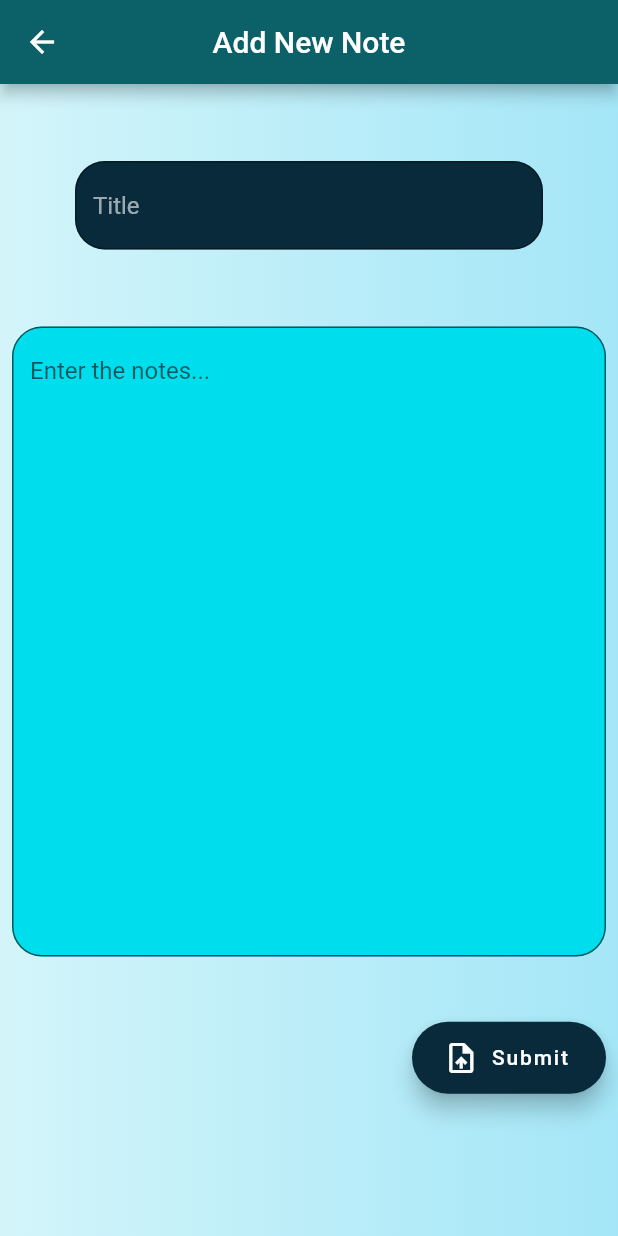
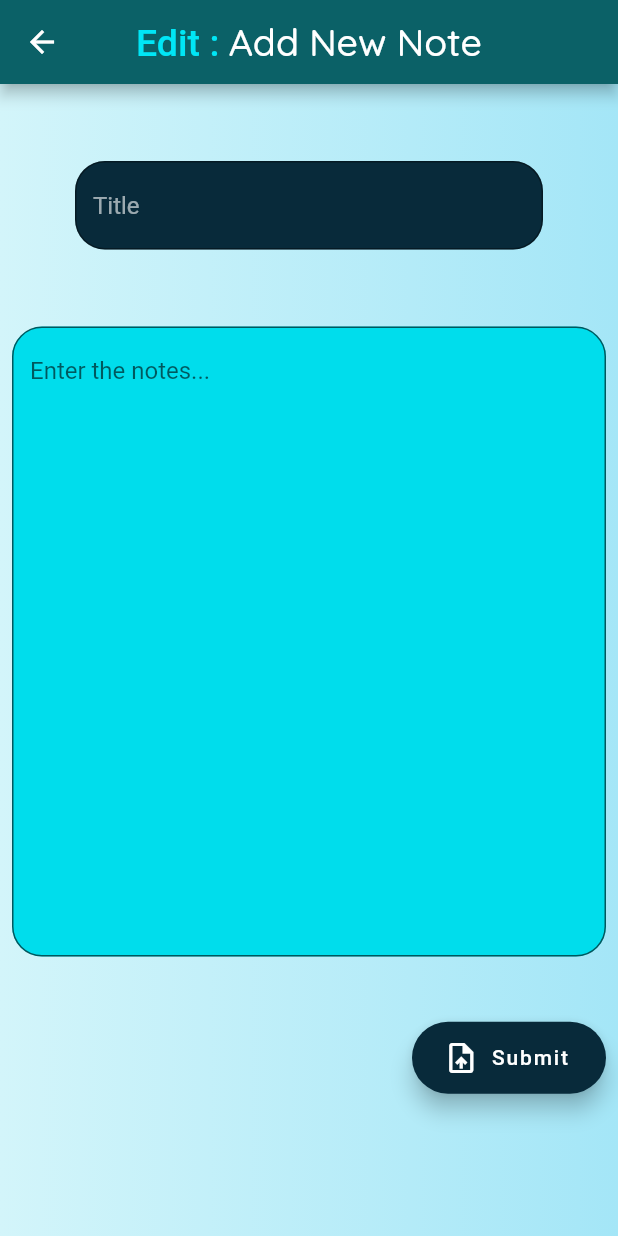
Before and after one commit to Abh1navAbhinav/Notex, a Flutter app: the screen it shows after launch, after a tap on "Add", on a phone screen of 412 x 824 dp. Run offline on Flutter 3.47's test engine with Material 2 defaults, Android fonts, the phone set to English and light mode, and no system bars; our stand-ins replace get, google_fonts, hive, hive_flutter; accounts and stored records are empty.

Commit message:
add and update error

```diff
--- a/lib/database/db_functions.dart
+++ b/lib/database/db_functions.dart
@@ -11,6 +11,7 @@ abstract class NoteDbFunctions {
   Future<List<NoteModel>> getAllNote();
   Future<void> deleteNote(String id);
   Future<void> refreshNoteUi();
+  Future<void> updateNote({required value});
 }
 
 class NoteDb implements NoteDbFunctions {
@@ -25,6 +26,13 @@ class NoteDb implements NoteDbFunctions {
   Future<void> addNoteDb(NoteModel obj) async {
     final dB = await Hive.openBox<NoteModel>(noteDbName);
     await dB.put(obj.id, obj);
+    refreshNoteUi();
+  }
+
+  @override
+  Future<void> updateNote({required value}) async {
+    final dB = await Hive.openBox<NoteModel>(noteDbName);
+    await dB.put(value.id, value);
     refreshNoteUi();
   }
 
--- a/lib/notex_model/note_model.dart
+++ b/lib/notex_model/note_model.dart
@@ -2,7 +2,7 @@ import 'package:hive/hive.dart';
 part 'note_model.g.dart';
 
 @HiveType(typeId: 1)
-class NoteModel extends HiveObject {
+class NoteModel {
   @HiveField(0)
   String id;
 
@@ -17,10 +17,4 @@ class NoteModel extends HiveObject {
     required this.title,
     required this.content,
   });
-  updateNoteDb(NoteModel value) {
-    id = value.id;
-    title = value.title;
-    content = value.content;
-    save();
-  }
 }
--- a/lib/screens/all_in_one.dart
+++ b/lib/screens/all_in_one.dart
@@ -44,15 +44,36 @@ class _AllInOneScreenState extends State<AllInOneScreen> {
         backgroundColor: Colors.transparent,
         appBar: AppBar(
           backgroundColor: const Color.fromARGB(255, 11, 97, 103),
-          title: Text(
-            title,
+          title: Text.rich(
+            TextSpan(
+              children: [
+                !isViewing
+                    ? TextSpan(
+                        text: 'Edit : ',
+                        style: GoogleFonts.signikaNegative(
+                          fontSize: 25,
+                          color: const Color.fromARGB(255, 0, 230, 246),
+                        ),
+                      )
+                    : const TextSpan(
+                        text: '',
+                      ),
+                TextSpan(
+                  text: title,
+                  style: GoogleFonts.quicksand(
+                    fontSize: 25,
+                    color: Colors.white,
+                  ),
+                ),
+              ],
+            ),
           ),
           actions: [
             isViewing
                 ? IconButton(
                     onPressed: () {
                       setState(() {
-                        title = 'Edit: ${widget.model!.title}';
+                        title = widget.model!.title;
                         isEditing = true;
                         isViewing = false;
                       });
@@ -187,7 +208,7 @@ class _AllInOneScreenState extends State<AllInOneScreen> {
       content: noteContent,
     );
     isEditing
-        ? widget.model!.updateNoteDb(noteModel)
+        ? NoteDb.instance.updateNote(value: noteModel)
         : NoteDb.instance.addNoteDb(noteModel);
     NoteDb.instance.refreshNoteUi();
 
--- a/lib/screens/home.dart
+++ b/lib/screens/home.dart
@@ -1,5 +1,6 @@
 import 'package:flutter/material.dart';
 import 'package:get/route_manager.dart';
+import 'package:google_fonts/google_fonts.dart';
 import 'package:notex/database/db_functions.dart';
 import 'package:notex/main.dart';
 import 'package:notex/screens/all_in_one.dart';
@@ -30,16 +31,28 @@ class _HomeScreenState extends State<HomeScreen> {
         backgroundColor: Colors.transparent,
         appBar: AppBar(
           backgroundColor: const Color.fromARGB(255, 11, 97, 103),
-          title: const Text(
-            'NoteX',
+          title: Text.rich(
+            TextSpan(
+              children: [
+                TextSpan(
+                  text: 'Note',
+                  style: GoogleFonts.chewy(
+                    fontSize: 25,
+                    color: const Color.fromARGB(255, 0, 230, 246),
+                  ),
+                ),
+                TextSpan(
+                  text: 'X',
+                  style: GoogleFonts.chewy(
+                    fontSize: 25,
+                    color: const Color.fromARGB(255, 8, 42, 58),
+                  ),
+                ),
+              ],
+            ),
           ),
           centerTitle: true,
-          leading: const Image(
-            image: AssetImage(
-              'lib/assets/icons/writing.png',
-            ),
-          ),
-          leadingWidth: 30,
+          leading: const Icon(Icons.home_rounded),
         ),
         body: SafeArea(
           child: ListView(
--- a/lib/widgets/note_grid.dart
+++ b/lib/widgets/note_grid.dart
@@ -30,7 +30,7 @@ class NoteGrid extends StatelessWidget {
             footer: GridTileBar(
               title: Text(
                 title,
-                style: GoogleFonts.roboto(
+                style: GoogleFonts.quicksand(
                   fontSize: 20,
                   color: Colors.white,
                   fontWeight: FontWeight.bold,
--- a/pubspec.yaml
+++ b/pubspec.yaml
@@ -70,8 +70,8 @@ flutter:
   uses-material-design: true
 
   # To add assets to your application, add an assets section, like this:
-  assets:
-    - lib/assets/icons/writing.png
+  # assets:
+    # - lib/assets/icons/writing.png
   #   - images/a_dot_ham.jpeg
 
   # An image asset can refer to one or more resolution-specific "variants", see
```
Also changed, not shown: lib/assets/icons/writing.png (deleted).
